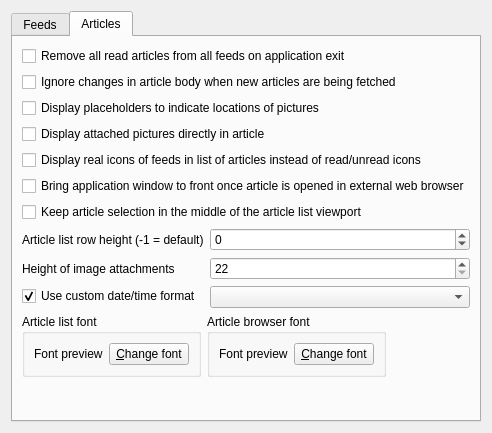
This is src/librssguard/gui/settings/settingsfeedsmessages.ui in martinrotter/rssguard as Qt 5 draws it before an edit. The edited form follows.
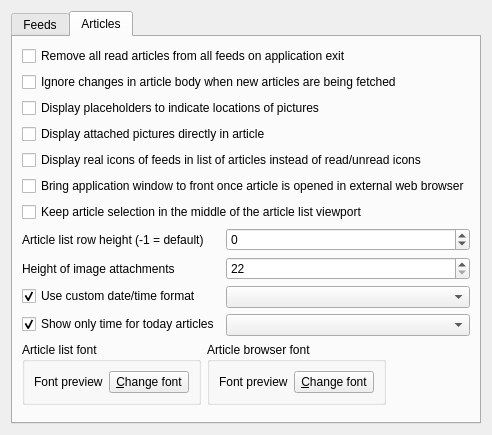
This is the edited form. The open tabs and pages were chosen to show the change. Custom widgets are drawn as their Qt base class.

What changed in the file:
```diff
--- a/src/librssguard/gui/settings/settingsfeedsmessages.ui
+++ b/src/librssguard/gui/settings/settingsfeedsmessages.ui
@@ -375,7 +375,7 @@
          </property>
         </widget>
        </item>
-       <item row="10" column="0" colspan="2">
+       <item row="11" column="0" colspan="2">
         <layout class="QHBoxLayout" name="horizontalLayout_4">
          <item>
           <widget class="QGroupBox" name="groupBox_5">
@@ -444,7 +444,7 @@
          </item>
         </layout>
        </item>
-       <item row="12" column="0" colspan="2">
+       <item row="13" column="0" colspan="2">
         <spacer name="verticalSpacer_2">
          <property name="orientation">
           <enum>Qt::Vertical</enum>
@@ -464,6 +464,29 @@
          </property>
         </widget>
        </item>
+       <item row="10" column="1">
+        <widget class="QComboBox" name="m_cmbMessagesTimeFormat">
+         <property name="minimumSize">
+          <size>
+           <width>150</width>
+           <height>0</height>
+          </size>
+         </property>
+        </widget>
+       </item>
+       <item row="10" column="0">
+        <widget class="QCheckBox" name="m_checkMessagesTimeFormat">
+         <property name="text">
+          <string>Show only time for today articles</string>
+         </property>
+         <property name="checkable">
+          <bool>true</bool>
+         </property>
+         <property name="checked">
+          <bool>true</bool>
+         </property>
+        </widget>
+       </item>
       </layout>
      </widget>
     </widget>
```
Left out of the diff: 82 changed lines with no effect on the pictures.
